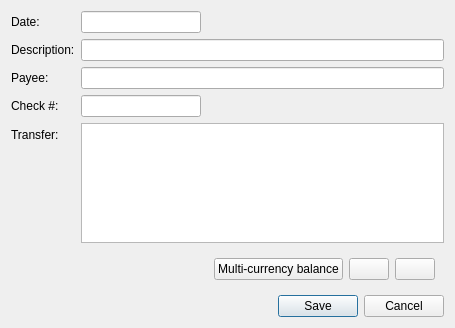
Mouchnino/moneyguru, file qt/ui/transaction_panel.ui: the form before one commit.
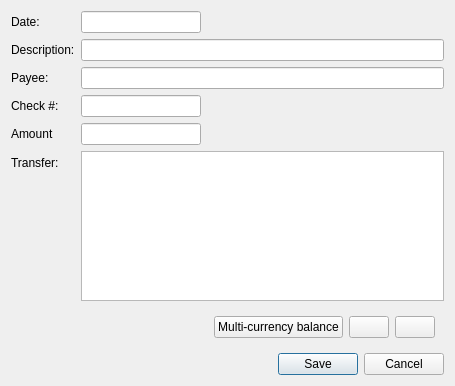
The form after the commit. Icons and pictures are not drawn. Custom widgets are drawn as their Qt base class.

Commit message: [#16] Added an Amount field to the transaction info panel's views.

```diff
--- a/qt/ui/transaction_panel.ui
+++ b/qt/ui/transaction_panel.ui
@@ -7,7 +7,7 @@
     <x>0</x>
     <y>0</y>
     <width>455</width>
-    <height>328</height>
+    <height>386</height>
    </rect>
   </property>
   <property name="windowTitle">
@@ -88,7 +88,7 @@
        </property>
       </widget>
      </item>
-     <item row="4" column="0">
+     <item row="5" column="0">
       <widget class="QLabel" name="label_6">
        <property name="text">
         <string>Transfer:</string>
@@ -98,7 +98,7 @@
        </property>
       </widget>
      </item>
-     <item row="4" column="1">
+     <item row="5" column="1">
       <widget class="TableView" name="splitTableView">
        <property name="editTriggers">
         <set>QAbstractItemView::DoubleClicked|QAbstractItemView::EditKeyPressed</set>
@@ -117,7 +117,7 @@
        </attribute>
       </widget>
      </item>
-     <item row="5" column="1">
+     <item row="6" column="1">
       <widget class="QWidget" name="widget" native="true">
        <property name="sizePolicy">
         <sizepolicy hsizetype="Expanding" vsizetype="Preferred">
@@ -171,6 +171,23 @@
        </layout>
       </widget>
      </item>
+     <item row="4" column="1">
+      <widget class="QLineEdit" name="amountEdit">
+       <property name="maximumSize">
+        <size>
+         <width>120</width>
+         <height>16777215</height>
+        </size>
+       </property>
+      </widget>
+     </item>
+     <item row="4" column="0">
+      <widget class="QLabel" name="amountLabel">
+       <property name="text">
+        <string>Amount</string>
+       </property>
+      </widget>
+     </item>
     </layout>
    </item>
    <item>
```
Left out of the diff: 9 changed lines with no effect on the pictures. The commit also changes 6 other files.
